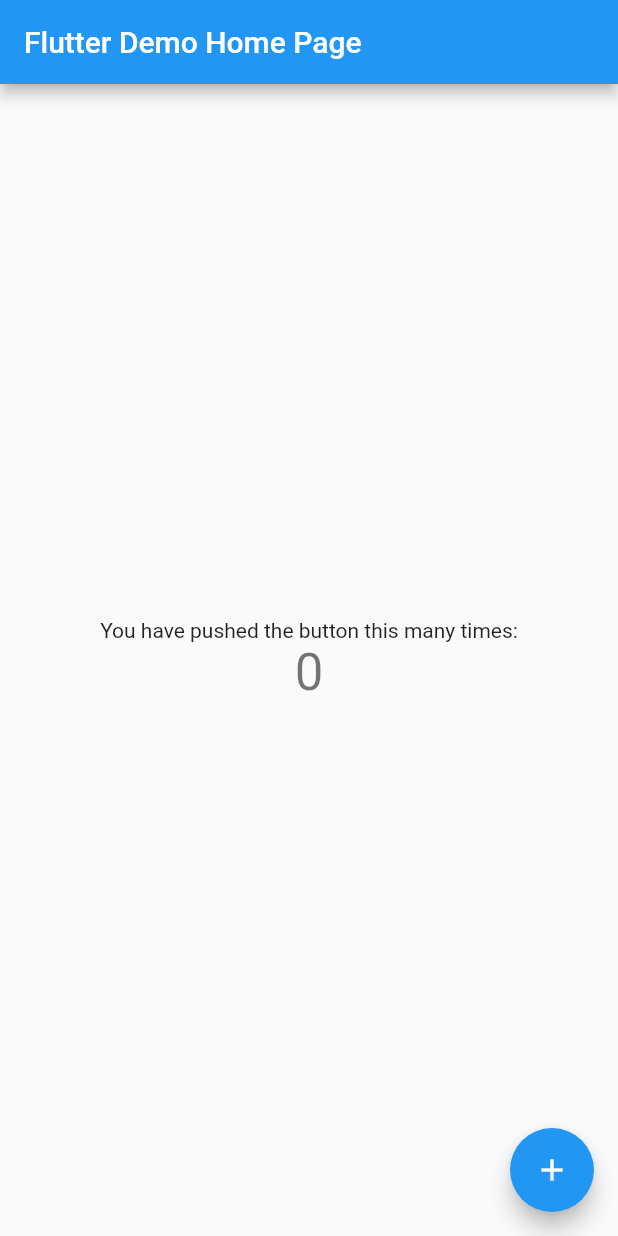
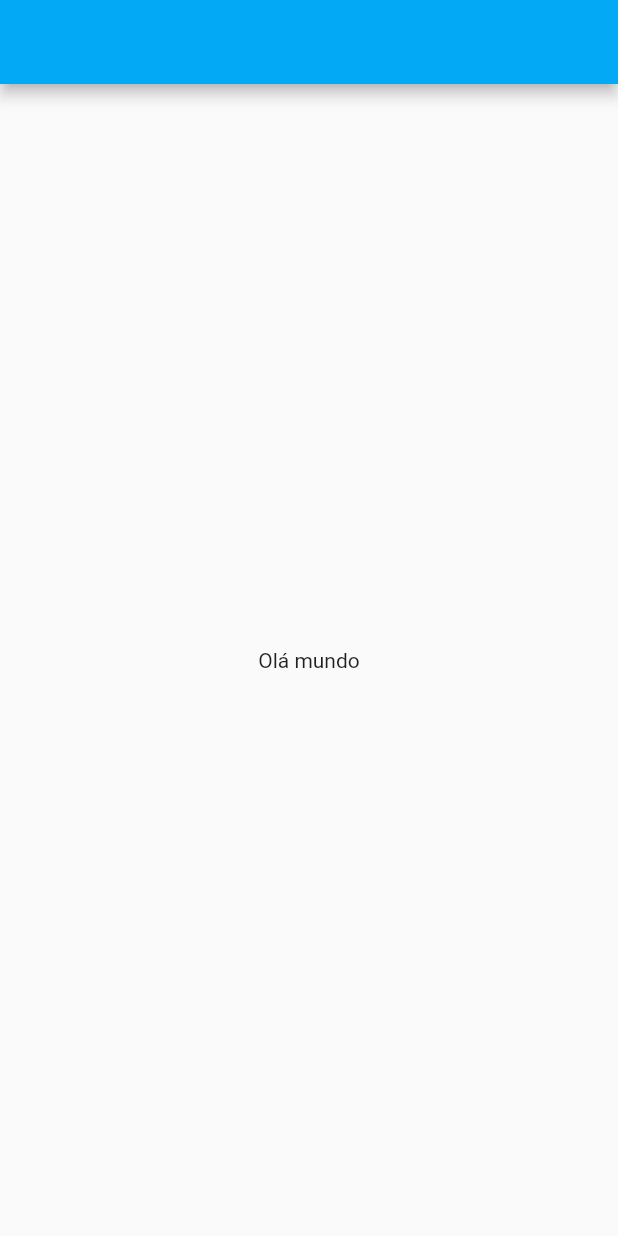
Before and after one commit to luccanog/to-do-app, a Flutter app: the screen it shows after launch, on a phone screen of 412 x 824 dp. Run offline on Flutter 3.47's test engine with Material 2 defaults, Android fonts, the phone set to English and light mode, and no system bars.

Commit message:
cleaning project

```diff
--- a/lib/main.dart
+++ b/lib/main.dart
@@ -1,117 +1,31 @@
 import 'package:flutter/material.dart';
 
-void main() {
-  runApp(MyApp());
-}
+void main() => runApp(MyApp());
+
 
 class MyApp extends StatelessWidget {
   // This widget is the root of your application.
   @override
   Widget build(BuildContext context) {
     return MaterialApp(
-      title: 'Flutter Demo',
+      title: 'To do App',
+      debugShowCheckedModeBanner: false,
       theme: ThemeData(
-        // This is the theme of your application.
-        //
-        // Try running your application with "flutter run". You'll see the
-        // application has a blue toolbar. Then, without quitting the app, try
-        // changing the primarySwatch below to Colors.green and then invoke
-        // "hot reload" (press "r" in the console where you ran "flutter run",
-        // or simply save your changes to "hot reload" in a Flutter IDE).
-        // Notice that the counter didn't reset back to zero; the application
-        // is not restarted.
-        primarySwatch: Colors.blue,
-        // This makes the visual density adapt to the platform that you run
-        // the app on. For desktop platforms, the controls will be smaller and
-        // closer together (more dense) than on mobile platforms.
+        primarySwatch: Colors.lightBlue,
         visualDensity: VisualDensity.adaptivePlatformDensity,
       ),
-      home: MyHomePage(title: 'Flutter Demo Home Page'),
+      home: HomePage(),
     );
   }
 }
 
-class MyHomePage extends StatefulWidget {
-  MyHomePage({Key key, this.title}) : super(key: key);
-
-  // This widget is the home page of your application. It is stateful, meaning
-  // that it has a State object (defined below) that contains fields that affect
-  // how it looks.
-
-  // This class is the configuration for the state. It holds the values (in this
-  // case the title) provided by the parent (in this case the App widget) and
-  // used by the build method of the State. Fields in a Widget subclass are
-  // always marked "final".
-
-  final String title;
-
-  @override
-  _MyHomePageState createState() => _MyHomePageState();
-}
-
-class _MyHomePageState extends State<MyHomePage> {
-  int _counter = 0;
-
-  void _incrementCounter() {
-    setState(() {
-      // This call to setState tells the Flutter framework that something has
-      // changed in this State, which causes it to rerun the build method below
-      // so that the display can reflect the updated values. If we changed
-      // _counter without calling setState(), then the build method would not be
-      // called again, and so nothing would appear to happen.
-      _counter++;
-    });
-  }
-
+class HomePage extends StatelessWidget {
   @override
   Widget build(BuildContext context) {
-    // This method is rerun every time setState is called, for instance as done
-    // by the _incrementCounter method above.
-    //
-    // The Flutter framework has been optimized to make rerunning build methods
-    // fast, so that you can just rebuild anything that needs updating rather
-    // than having to individually change instances of widgets.
     return Scaffold(
-      appBar: AppBar(
-        // Here we take the value from the MyHomePage object that was created by
-        // the App.build method, and use it to set our appbar title.
-        title: Text(widget.title),
-      ),
-      body: Center(
-        // Center is a layout widget. It takes a single child and positions it
-        // in the middle of the parent.
-        child: Column(
-          // Column is also a layout widget. It takes a list of children and
-          // arranges them vertically. By default, it sizes itself to fit its
-          // children horizontally, and tries to be as tall as its parent.
-          //
-          // Invoke "debug painting" (press "p" in the console, choose the
-          // "Toggle Debug Paint" action from the Flutter Inspector in Android
-          // Studio, or the "Toggle Debug Paint" command in Visual Studio Code)
-          // to see the wireframe for each widget.
-          //
-          // Column has various properties to control how it sizes itself and
-          // how it positions its children. Here we use mainAxisAlignment to
-          // center the children vertically; the main axis here is the vertical
-          // axis because Columns are vertical (the cross axis would be
-          // horizontal).
-          mainAxisAlignment: MainAxisAlignment.center,
-          children: <Widget>[
-            Text(
-              'You have pushed the button this many times:',
-            ),
-            Text(
-              '$_counter',
-              style: Theme.of(context).textTheme.headline4,
-            ),
-          ],
-        ),
-      ),
-      floatingActionButton: FloatingActionButton(
-        onPressed: _incrementCounter,
-        tooltip: 'Increment',
-        child: Icon(Icons.add),
-      ), // This trailing comma makes auto-formatting nicer for build methods.
+      appBar: AppBar(),
+      body: Container(
+        child: Center(child: Text("Olá mundo"))),
     );
   }
 }
```
Also changed, not shown: 1 other file.
